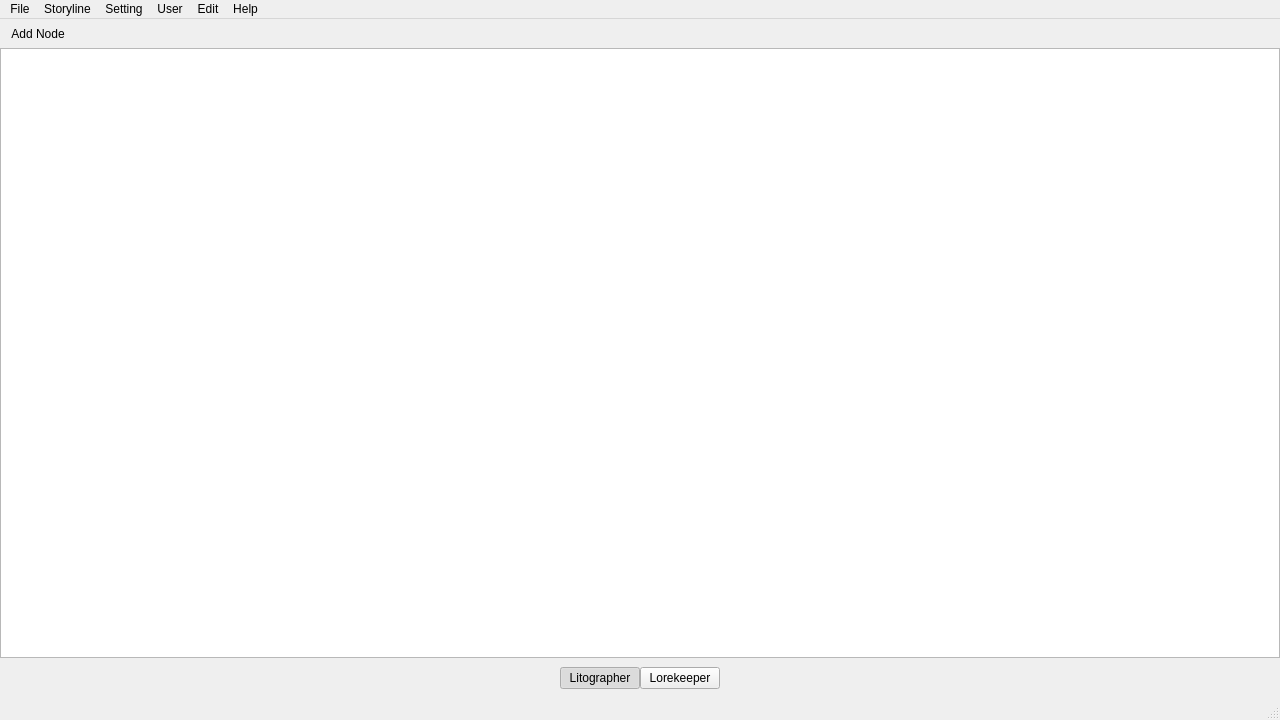
Bohndiggin/storymaster, file storymaster/view/common/storymaster_main.ui: the form before one commit.
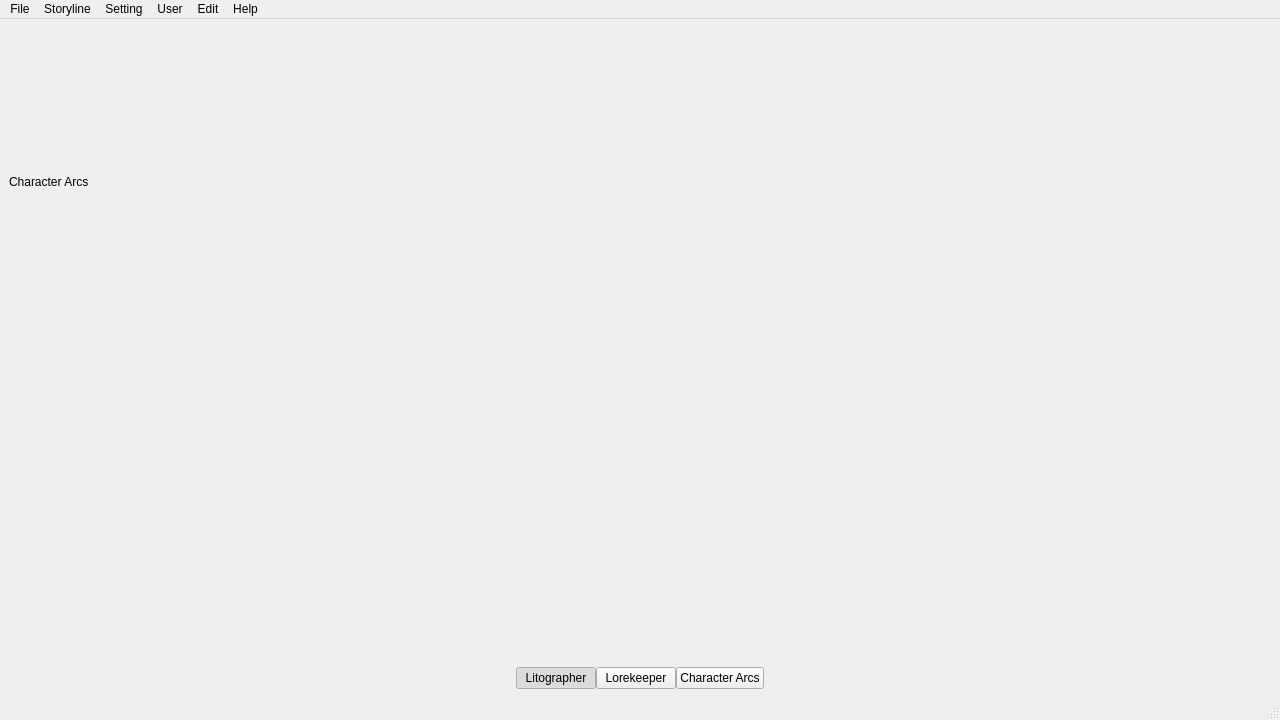
The form after the commit. The open tabs and pages were chosen to show the change.

```diff
--- a/storymaster/view/common/storymaster_main.ui
+++ b/storymaster/view/common/storymaster_main.ui
@@ -440,6 +440,25 @@
         </item>
        </layout>
       </widget>
+      <widget class="QWidget" name="characterArcsPage">
+       <layout class="QVBoxLayout" name="characterArcsLayout">
+        <item>
+         <widget class="QLabel" name="characterArcsTitleLabel">
+          <property name="text">
+           <string>Character Arcs</string>
+          </property>
+          <property name="objectName">
+           <string>pageTitleLabel</string>
+          </property>
+         </widget>
+        </item>
+        <item>
+         <widget class="QWidget" name="characterArcsContainer" native="true">
+          <!-- Character arc widget will be loaded here programmatically -->
+         </widget>
+        </item>
+       </layout>
+      </widget>
      </widget>
     </item>
     <item>
@@ -521,6 +540,22 @@
          </attribute>
         </widget>
        </item>
+       <item>
+        <widget class="QPushButton" name="characterArcsNavButton">
+         <property name="text">
+          <string>Character Arcs</string>
+         </property>
+         <property name="checkable">
+          <bool>true</bool>
+         </property>
+         <property name="autoExclusive">
+          <bool>true</bool>
+         </property>
+         <attribute name="buttonGroup">
+          <string notr="true">navButtonGroup</string>
+         </attribute>
+        </widget>
+       </item>
        <item>
         <spacer name="horizontalSpacer_2">
          <property name="orientation">
```
